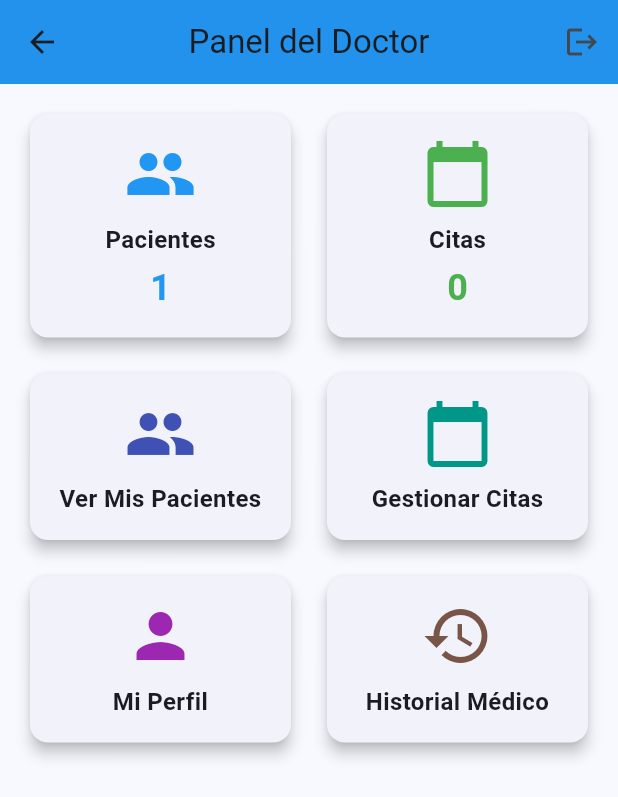
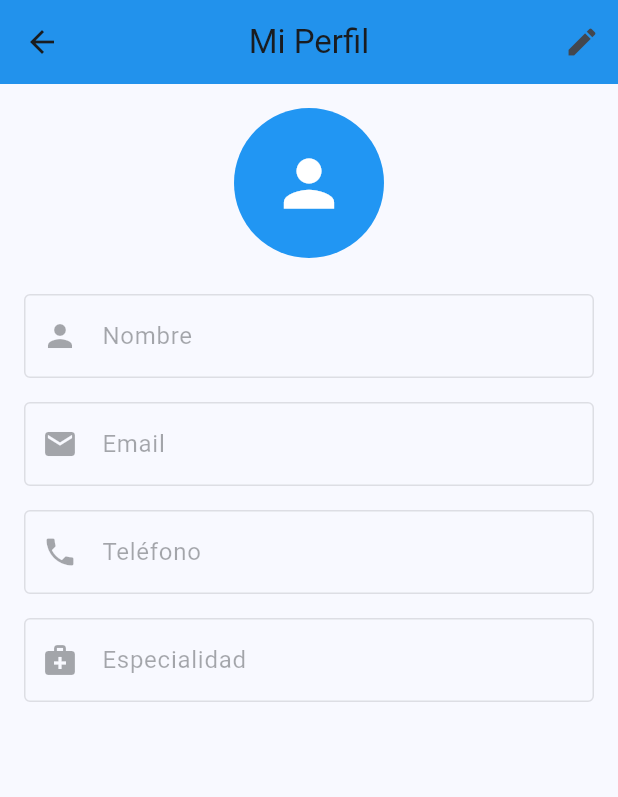
Before and after one commit to Marcelochoquecruz/INF632-APP-MOVIL-trabajo-final, a Flutter app: the DoctorDashboard screen opened by its route, after a tap on "Mi Perfil", on a phone screen of 412 x 824 dp. Shown: the top 797 px of the screen. Run offline on Flutter 3.47's test engine with Material 3 defaults, Android fonts, the phone set to English and light mode, and no system bars; our stand-ins replace animate_do, cloud_firestore, firebase_auth, firebase_core, google_fonts; accounts and stored records are empty.

Commit message:
ver pacientes arreglado

```diff
--- a/lib/screens/doctor/doctor_dashboard.dart
+++ b/lib/screens/doctor/doctor_dashboard.dart
@@ -1,6 +1,9 @@
 import 'package:flutter/material.dart';
 import 'package:cloud_firestore/cloud_firestore.dart';
 import 'package:firebase_auth/firebase_auth.dart';
+import 'doctor_patients_screen.dart';
+import 'doctor_appointments_screen.dart';
+import 'doctor_profile_screen.dart';
 
 class DoctorDashboard extends StatefulWidget {
   const DoctorDashboard({Key? key}) : super(key: key);
@@ -158,7 +161,12 @@ class _DoctorDashboardState extends State<DoctorDashboard> {
                       Icons.people,
                       Colors.indigo,
                       () {
-                        // TODO: Implementar navegación a la lista de pacientes
+                        Navigator.push(
+                          context,
+                          MaterialPageRoute(
+                            builder: (context) => const DoctorPatientsScreen(),
+                          ),
+                        );
                       },
                     ),
                   ),
@@ -169,7 +177,12 @@ class _DoctorDashboardState extends State<DoctorDashboard> {
                       Icons.calendar_today,
                       Colors.teal,
                       () {
-                        // TODO: Implementar navegación a la gestión de citas
+                        Navigator.push(
+                          context,
+                          MaterialPageRoute(
+                            builder: (context) => const DoctorAppointmentsScreen(),
+                          ),
+                        );
                       },
                     ),
                   ),
@@ -184,7 +197,12 @@ class _DoctorDashboardState extends State<DoctorDashboard> {
                       Icons.person,
                       Colors.purple,
                       () {
-                        // TODO: Implementar navegación al perfil del doctor
+                        Navigator.push(
+                          context,
+                          MaterialPageRoute(
+                            builder: (context) => const DoctorProfileScreen(),
+                          ),
+                        );
                       },
                     ),
                   ),
@@ -195,7 +213,12 @@ class _DoctorDashboardState extends State<DoctorDashboard> {
                       Icons.history,
                       Colors.brown,
                       () {
-                        // TODO: Implementar navegación al historial médico
+                        // TODO: Implementar historial médico
+                        ScaffoldMessenger.of(context).showSnackBar(
+                          const SnackBar(
+                            content: Text('Historial médico en desarrollo'),
+                          ),
+                        );
                       },
                     ),
                   ),
--- /dev/null
+++ b/lib/screens/doctor/doctor_profile_screen.dart
@@ -0,0 +1,239 @@
+import 'package:flutter/material.dart';
+import 'package:cloud_firestore/cloud_firestore.dart';
+import 'package:firebase_auth/firebase_auth.dart';
+
+class DoctorProfileScreen extends StatefulWidget {
+  const DoctorProfileScreen({Key? key}) : super(key: key);
+
+  @override
+  State<DoctorProfileScreen> createState() => _DoctorProfileScreenState();
+}
+
+class _DoctorProfileScreenState extends State<DoctorProfileScreen> {
+  final FirebaseFirestore _firestore = FirebaseFirestore.instance;
+  final FirebaseAuth _auth = FirebaseAuth.instance;
+  final _formKey = GlobalKey<FormState>();
+
+  late TextEditingController _nameController;
+  late TextEditingController _phoneController;
+  late TextEditingController _specialtyController;
+  late TextEditingController _emailController;
+  bool _isLoading = true;
+  bool _isEditing = false;
+
+  @override
+  void initState() {
+    super.initState();
+    _nameController = TextEditingController();
+    _phoneController = TextEditingController();
+    _specialtyController = TextEditingController();
+    _emailController = TextEditingController();
+    _loadDoctorData();
+  }
+
+  @override
+  void dispose() {
+    _nameController.dispose();
+    _phoneController.dispose();
+    _specialtyController.dispose();
+    _emailController.dispose();
+    super.dispose();
+  }
+
+  Future<void> _loadDoctorData() async {
+    final doctorId = _auth.currentUser?.uid;
+    if (doctorId == null) return;
+
+    try {
+      final doctorDoc = await _firestore.collection('doctors').doc(doctorId).get();
+
+      if (doctorDoc.exists) {
+        final data = doctorDoc.data() as Map<String, dynamic>;
+        setState(() {
+          _nameController.text = data['name'] ?? '';
+          _phoneController.text = data['phone'] ?? '';
+          _specialtyController.text = data['specialty'] ?? '';
+          _emailController.text = data['email'] ?? '';
+          _isLoading = false;
+        });
+      } else {
+        if (mounted) {
+          ScaffoldMessenger.of(context).showSnackBar(
+            const SnackBar(
+              content: Text('No se encontró el perfil del doctor'),
+              backgroundColor: Colors.red,
+            ),
+          );
+        }
+      }
+    } catch (e) {
+      if (mounted) {
+        ScaffoldMessenger.of(context).showSnackBar(
+          SnackBar(
+            content: Text('Error al cargar el perfil: $e'),
+            backgroundColor: Colors.red,
+          ),
+        );
+      }
+    } finally {
+      setState(() => _isLoading = false);
+    }
+  }
+
+  Future<void> _saveProfile() async {
+    if (!_formKey.currentState!.validate()) return;
+
+    setState(() => _isLoading = true);
+
+    try {
+      final doctorId = _auth.currentUser?.uid;
+      if (doctorId == null) return;
+
+      await _firestore.collection('doctors').doc(doctorId).update({
+        'name': _nameController.text,
+        'phone': _phoneController.text,
+        'specialty': _specialtyController.text,
+        'email': _emailController.text,
+      });
+
+      setState(() => _isEditing = false);
+      if (mounted) {
+        ScaffoldMessenger.of(context).showSnackBar(
+          const SnackBar(
+            content: Text('Perfil actualizado correctamente'),
+            backgroundColor: Colors.green,
+          ),
+        );
+      }
+    } catch (e) {
+      if (mounted) {
+        ScaffoldMessenger.of(context).showSnackBar(
+          SnackBar(
+            content: Text('Error al actualizar el perfil: $e'),
+            backgroundColor: Colors.red,
+          ),
+        );
+      }
+    } finally {
+      setState(() => _isLoading = false);
+    }
+  }
+
+  @override
+  Widget build(BuildContext context) {
+    return Scaffold(
+      appBar: AppBar(
+        title: const Text('Mi Perfil'),
+        backgroundColor: Colors.blue,
+        actions: [
+          if (!_isEditing)
+            IconButton(
+              icon: const Icon(Icons.edit),
+              onPressed: () => setState(() => _isEditing = true),
+            )
+          else
+            IconButton(
+              icon: const Icon(Icons.save),
+              onPressed: _saveProfile,
+            ),
+        ],
+      ),
+      body: _isLoading
+          ? const Center(child: CircularProgressIndicator())
+          : SingleChildScrollView(
+              padding: const EdgeInsets.all(16.0),
+              child: Form(
+                key: _formKey,
+                child: Column(
+                  crossAxisAlignment: CrossAxisAlignment.start,
+                  children: [
+                    const Center(
+                      child: CircleAvatar(
+                        radius: 50,
+                        backgroundColor: Colors.blue,
+                        child: Icon(Icons.person, size: 50, color: Colors.white),
+                      ),
+                    ),
+                    const SizedBox(height: 24),
+                    TextFormField(
+                      controller: _nameController,
+                      decoration: const InputDecoration(
+                        labelText: 'Nombre',
+                        border: OutlineInputBorder(),
+                        prefixIcon: Icon(Icons.person),
+                      ),
+                      enabled: _isEditing,
+                      validator: (value) {
+                        if (value == null || value.isEmpty) {
+                          return 'Por favor ingrese su nombre';
+                        }
+                        return null;
+                      },
+                    ),
+                    const SizedBox(height: 16),
+                    TextFormField(
+                      controller: _emailController,
+                      decoration: const InputDecoration(
+                        labelText: 'Email',
+                        border: OutlineInputBorder(),
+                        prefixIcon: Icon(Icons.email),
+                      ),
+                      enabled: false, // Email no editable
+                      keyboardType: TextInputType.emailAddress,
+                    ),
+                    const SizedBox(height: 16),
+                    TextFormField(
+                      controller: _phoneController,
+                      decoration: const InputDecoration(
+                        labelText: 'Teléfono',
+                        border: OutlineInputBorder(),
+                        prefixIcon: Icon(Icons.phone),
+                      ),
+                      enabled: _isEditing,
+                      keyboardType: TextInputType.phone,
+                      validator: (value) {
+                        if (value == null || value.isEmpty) {
+                          return 'Por favor ingrese su teléfono';
+                        }
+                        return null;
+                      },
+                    ),
+                    const SizedBox(height: 16),
+                    TextFormField(
+                      controller: _specialtyController,
+                      decoration: const InputDecoration(
+                        labelText: 'Especialidad',
+                        border: OutlineInputBorder(),
+                        prefixIcon: Icon(Icons.medical_services),
+                      ),
+                      enabled: _isEditing,
+                      validator: (value) {
+                        if (value == null || value.isEmpty) {
+                          return 'Por favor ingrese su especialidad';
+                        }
+                        return null;
+                      },
+                    ),
+                    const SizedBox(height: 24),
+                    if (_isEditing)
+                      Center(
+                        child: ElevatedButton.icon(
+                          onPressed: _saveProfile,
+                          icon: const Icon(Icons.save),
+                          label: const Text('Guardar Cambios'),
+                          style: ElevatedButton.styleFrom(
+                            backgroundColor: Colors.blue,
+                            padding: const EdgeInsets.symmetric(
+                              horizontal: 32,
+                              vertical: 16,
+                            ),
+                          ),
+                        ),
+                      ),
+                  ],
+                ),
+              ),
+            ),
+    );
+  }
+}
```
Also changed, not shown: lib/screens/doctor/doctor_appointments_screen.dart (added, +308 -0 lines), lib/screens/doctor/doctor_patients_screen.dart (added, +158 -0 lines).
